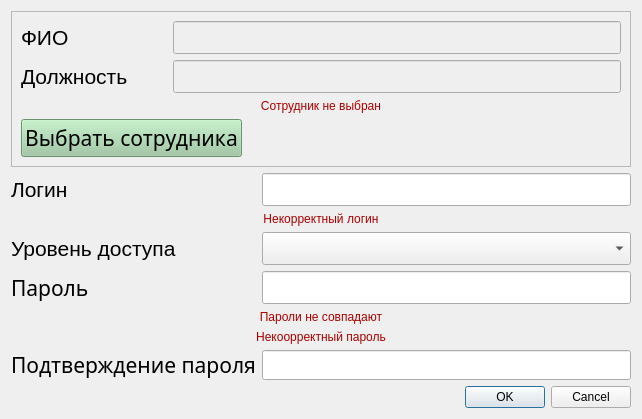
First picture: the form in vet/vetclient/src/ui/add_user_dialog.ui, repository Painted-Black/BMSTU-DB-CourseWork, before the edit.
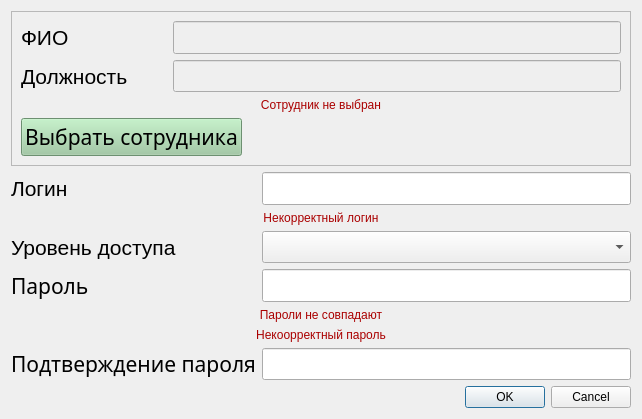
Second picture: the form after the edit. Custom widgets are drawn as their Qt base class.

```diff
--- a/vet/vetclient/src/ui/add_user_dialog.ui
+++ b/vet/vetclient/src/ui/add_user_dialog.ui
@@ -736,6 +736,11 @@
        <height>30</height>
       </size>
      </property>
+     <property name="font">
+      <font>
+       <pointsize>16</pointsize>
+      </font>
+     </property>
     </widget>
    </item>
    <item row="6" column="0">
```
Left out of the diff: 9 changed lines with no effect on the pictures.
